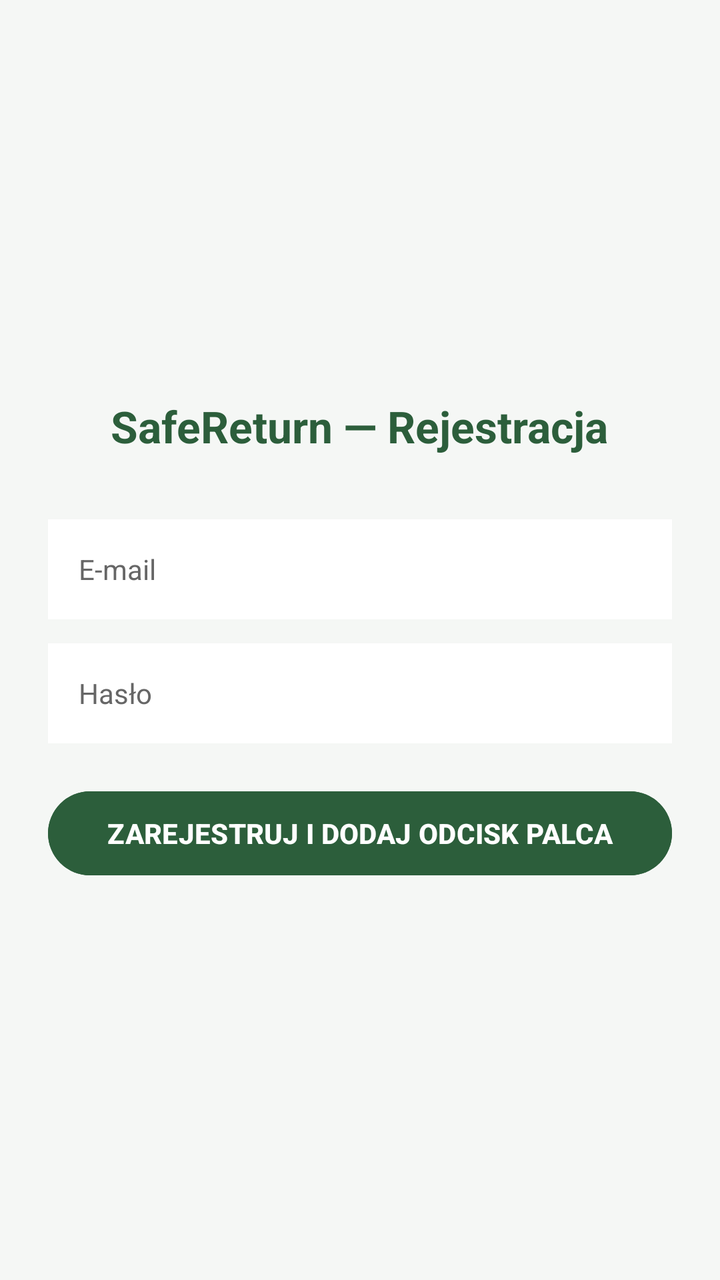
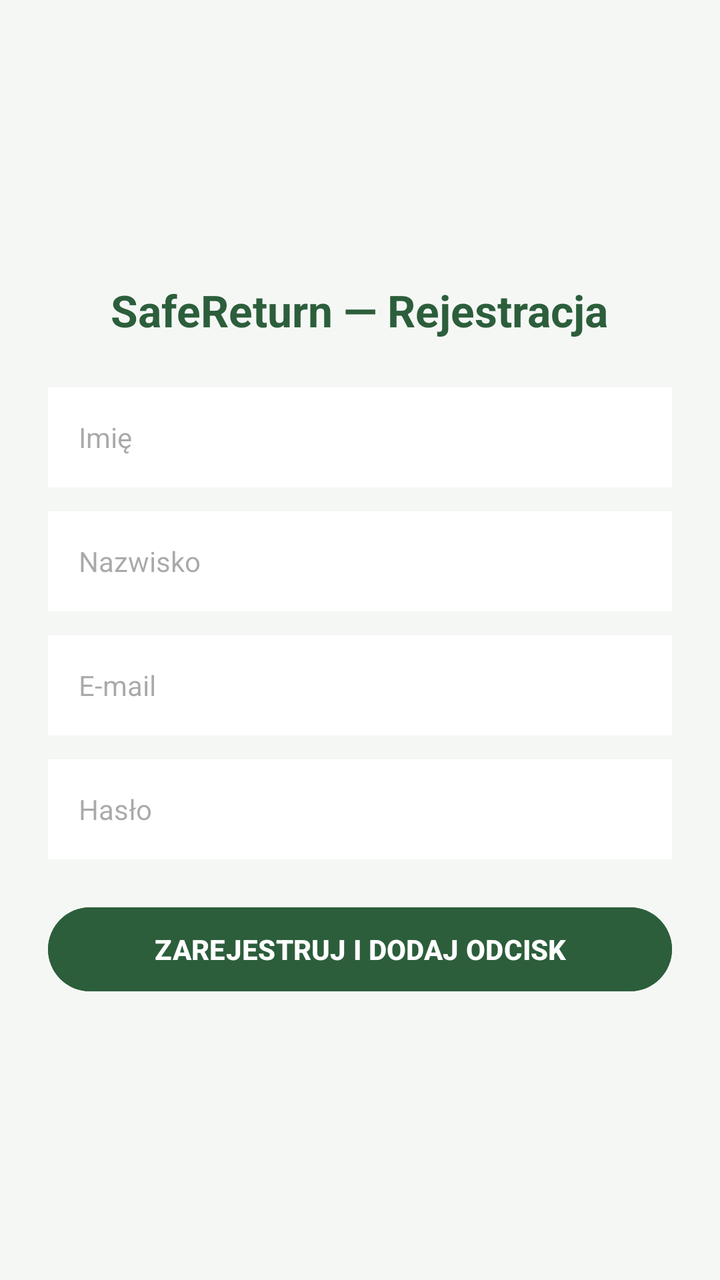

An Android layout rendered at two revisions. The XML below is the earlier revision; the diff shows what the commit changed to produce the second picture.
<!-- AndroidManifest.xml: application theme Theme.SafeReturn -->
<!-- res/layout/activity_register.xml -->
<?xml version="1.0" encoding="utf-8"?>
<LinearLayout xmlns:android="http://schemas.android.com/apk/res/android"
    android:layout_width="match_parent"
    android:layout_height="match_parent"
    android:background="@color/bg_light"
    android:gravity="center"
    android:orientation="vertical"
    android:padding="24dp">
    <TextView
        android:layout_width="wrap_content"
        android:layout_height="wrap_content"
        android:layout_marginBottom="32dp"
        android:text="SafeReturn — Rejestracja"
        android:textColor="@color/forest_primary"
        android:textSize="22sp"
        android:textStyle="bold" />
    <EditText
        android:id="@+id/etEmail"
        android:layout_width="match_parent"
        android:layout_height="50dp"
        android:layout_marginBottom="12dp"
        android:background="@color/card_bg"
        android:hint=" E-mail"
        android:inputType="textEmailAddress"
        android:paddingHorizontal="12dp"
        android:textColor="@color/text_main"
        android:textColorHint="#666666"
        android:textSize="14sp" />
    <EditText
        android:id="@+id/etPassword"
        android:layout_width="match_parent"
        android:layout_height="50dp"
        android:layout_marginBottom="20dp"
        android:background="@color/card_bg"
        android:hint=" Hasło"
        android:inputType="textPassword"
        android:paddingHorizontal="12dp"
        android:textColor="@color/text_main"
        android:textColorHint="#666666"
        android:textSize="14sp" />
    <Button
        android:id="@+id/btnRegister"
        android:layout_width="match_parent"
        android:layout_height="50dp"
        android:backgroundTint="@color/forest_primary"
        android:text="ZAREJESTRUJ I DODAJ ODCISK PALCA"
        android:textColor="@android:color/white"
        android:textStyle="bold" />
</LinearLayout>
<!-- resources referenced by this layout -->
<resources>
  <color name="bg_light">#F5F7F5</color>
  <color name="card_bg">#FFFFFF</color>
  <color name="forest_primary">#2C5E3B</color>
  <color name="text_main">#222222</color>
  <style name="Theme.SafeReturn" parent="Base.Theme.SafeReturn" />
  <style name="Base.Theme.SafeReturn" parent="Theme.Material3.DayNight.NoActionBar">
          
          
      </style>
</resources>

<!-- the commit's change to res/layout/activity_register.xml (unified diff, before → after) -->
@@ -6,14 +6,38 @@
     android:gravity="center"
     android:orientation="vertical"
     android:padding="24dp">
+
     <TextView
         android:layout_width="wrap_content"
         android:layout_height="wrap_content"
-        android:layout_marginBottom="32dp"
+        android:layout_marginBottom="24dp"
         android:text="SafeReturn — Rejestracja"
         android:textColor="@color/forest_primary"
         android:textSize="22sp"
         android:textStyle="bold" />
+
+    <EditText
+        android:id="@+id/etFirstName"
+        android:layout_width="match_parent"
+        android:layout_height="50dp"
+        android:layout_marginBottom="12dp"
+        android:background="@color/card_bg"
+        android:hint=" Imię"
+        android:paddingHorizontal="12dp"
+        android:textColor="@color/text_main"
+        android:textSize="14sp" />
+
+    <EditText
+        android:id="@+id/etLastName"
+        android:layout_width="match_parent"
+        android:layout_height="50dp"
+        android:layout_marginBottom="12dp"
+        android:background="@color/card_bg"
+        android:hint=" Nazwisko"
+        android:paddingHorizontal="12dp"
+        android:textColor="@color/text_main"
+        android:textSize="14sp" />
+
     <EditText
         android:id="@+id/etEmail"
         android:layout_width="match_parent"
@@ -24,8 +48,8 @@
         android:inputType="textEmailAddress"
         android:paddingHorizontal="12dp"
         android:textColor="@color/text_main"
-        android:textColorHint="#666666"
         android:textSize="14sp" />
+
     <EditText
         android:id="@+id/etPassword"
         android:layout_width="match_parent"
@@ -36,14 +60,15 @@
         android:inputType="textPassword"
         android:paddingHorizontal="12dp"
         android:textColor="@color/text_main"
-        android:textColorHint="#666666"
         android:textSize="14sp" />
+
     <Button
         android:id="@+id/btnRegister"
         android:layout_width="match_parent"
         android:layout_height="50dp"
         android:backgroundTint="@color/forest_primary"
-        android:text="ZAREJESTRUJ I DODAJ ODCISK PALCA"
+        android:text="ZAREJESTRUJ I DODAJ ODCISK"
         android:textColor="@android:color/white"
         android:textStyle="bold" />
+
 </LinearLayout>
